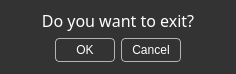
Before: the Qt Designer form multibench/widgets/quitdialog.ui in IlyaZh/Maiman-MCBS, drawn with Qt 5.
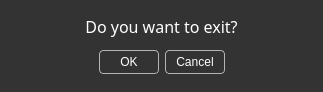
After: the same form once the commit is applied.

The edit to the form file:
```diff
--- a/multibench/widgets/quitdialog.ui
+++ b/multibench/widgets/quitdialog.ui
@@ -9,12 +9,12 @@
    <rect>
     <x>0</x>
     <y>0</y>
-    <width>236</width>
-    <height>72</height>
+    <width>323</width>
+    <height>92</height>
    </rect>
   </property>
   <property name="sizePolicy">
-   <sizepolicy hsizetype="MinimumExpanding" vsizetype="MinimumExpanding">
+   <sizepolicy hsizetype="Fixed" vsizetype="Fixed">
     <horstretch>0</horstretch>
     <verstretch>0</verstretch>
    </sizepolicy>
@@ -93,9 +93,10 @@
       </font>
      </property>
      <property name="styleSheet">
-      <string notr="true">background-color: rgb(51, 51, 51);
- border: 1px solid rgb(180,180,180);
-font: 10pt &quot;Share Tech Mono&quot;;</string>
+      <string notr="true">color: rgb(255,255, 255);
+background-color: rgb(51,51, 51);
+border: 1px solid rgb(180,180,180);
+border-radius: 4px;</string>
      </property>
      <property name="orientation">
       <enum>Qt::Horizontal</enum>
```
